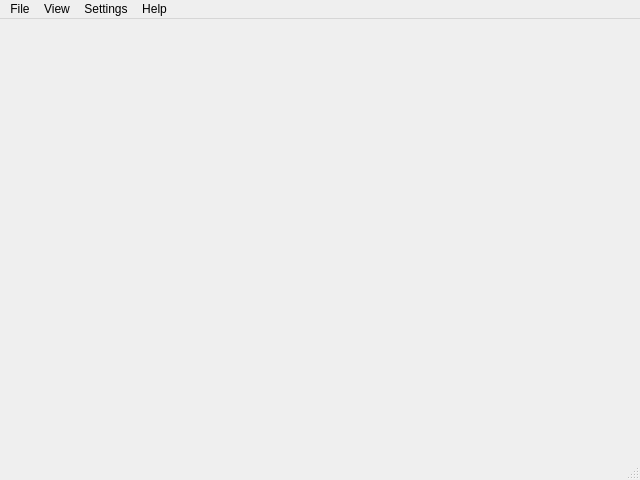
First picture: the form in src/window/mainwindow.ui, repository spirothdev/richcord, before the edit.
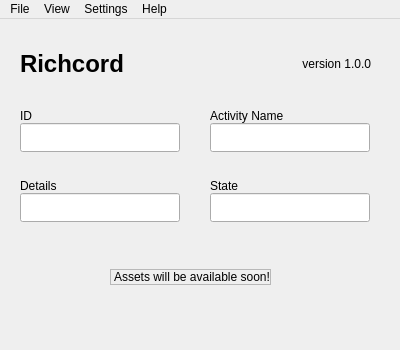
Second picture: the form after the edit.

Commit message: feat: Add basic activity connection

```diff
--- a/src/window/mainwindow.ui
+++ b/src/window/mainwindow.ui
@@ -6,22 +6,230 @@
    <rect>
     <x>0</x>
     <y>0</y>
-    <width>640</width>
-    <height>480</height>
+    <width>400</width>
+    <height>350</height>
    </rect>
   </property>
+  <property name="minimumSize">
+   <size>
+    <width>400</width>
+    <height>350</height>
+   </size>
+  </property>
+  <property name="maximumSize">
+   <size>
+    <width>400</width>
+    <height>350</height>
+   </size>
+  </property>
+  <property name="acceptDrops">
+   <bool>true</bool>
+  </property>
   <property name="windowTitle">
    <string>Richcord</string>
   </property>
   <widget class="QWidget" name="root">
-   <layout class="QVBoxLayout"/>
+   <widget class="QWidget" name="verticalLayoutWidget">
+    <property name="geometry">
+     <rect>
+      <x>20</x>
+      <y>90</y>
+      <width>160</width>
+      <height>43</height>
+     </rect>
+    </property>
+    <layout class="QVBoxLayout" name="idLayout">
+     <property name="spacing">
+      <number>0</number>
+     </property>
+     <item>
+      <widget class="QLabel" name="idLabel">
+       <property name="text">
+        <string>ID</string>
+       </property>
+      </widget>
+     </item>
+     <item>
+      <widget class="QLineEdit" name="idEdit">
+       <property name="sizePolicy">
+        <sizepolicy hsizetype="Expanding" vsizetype="Expanding">
+         <horstretch>0</horstretch>
+         <verstretch>0</verstretch>
+        </sizepolicy>
+       </property>
+       <property name="clearButtonEnabled">
+        <bool>true</bool>
+       </property>
+      </widget>
+     </item>
+    </layout>
+   </widget>
+   <widget class="QWidget" name="verticalLayoutWidget_2">
+    <property name="geometry">
+     <rect>
+      <x>210</x>
+      <y>90</y>
+      <width>160</width>
+      <height>43</height>
+     </rect>
+    </property>
+    <layout class="QVBoxLayout" name="nameLayout">
+     <property name="spacing">
+      <number>0</number>
+     </property>
+     <item>
+      <widget class="QLabel" name="nameLabel">
+       <property name="text">
+        <string>Activity Name</string>
+       </property>
+      </widget>
+     </item>
+     <item>
+      <widget class="QLineEdit" name="nameEdit">
+       <property name="sizePolicy">
+        <sizepolicy hsizetype="Expanding" vsizetype="Expanding">
+         <horstretch>0</horstretch>
+         <verstretch>0</verstretch>
+        </sizepolicy>
+       </property>
+       <property name="readOnly">
+        <bool>true</bool>
+       </property>
+      </widget>
+     </item>
+    </layout>
+   </widget>
+   <widget class="QWidget" name="verticalLayoutWidget_3">
+    <property name="geometry">
+     <rect>
+      <x>20</x>
+      <y>160</y>
+      <width>160</width>
+      <height>43</height>
+     </rect>
+    </property>
+    <layout class="QVBoxLayout" name="detailsLayout">
+     <property name="spacing">
+      <number>0</number>
+     </property>
+     <item>
+      <widget class="QLabel" name="detailsLabel">
+       <property name="text">
+        <string>Details</string>
+       </property>
+      </widget>
+     </item>
+     <item>
+      <widget class="QLineEdit" name="detailsEdit">
+       <property name="sizePolicy">
+        <sizepolicy hsizetype="Expanding" vsizetype="Expanding">
+         <horstretch>0</horstretch>
+         <verstretch>0</verstretch>
+        </sizepolicy>
+       </property>
+       <property name="clearButtonEnabled">
+        <bool>true</bool>
+       </property>
+      </widget>
+     </item>
+    </layout>
+   </widget>
+   <widget class="QWidget" name="verticalLayoutWidget_4">
+    <property name="geometry">
+     <rect>
+      <x>210</x>
+      <y>160</y>
+      <width>160</width>
+      <height>43</height>
+     </rect>
+    </property>
+    <layout class="QVBoxLayout" name="stateLayout">
+     <property name="spacing">
+      <number>0</number>
+     </property>
+     <item>
+      <widget class="QLabel" name="stateLabel">
+       <property name="text">
+        <string>State</string>
+       </property>
+      </widget>
+     </item>
+     <item>
+      <widget class="QLineEdit" name="stateEdit">
+       <property name="sizePolicy">
+        <sizepolicy hsizetype="Expanding" vsizetype="Expanding">
+         <horstretch>0</horstretch>
+         <verstretch>0</verstretch>
+        </sizepolicy>
+       </property>
+       <property name="clearButtonEnabled">
+        <bool>true</bool>
+       </property>
+      </widget>
+     </item>
+    </layout>
+   </widget>
+   <widget class="QLabel" name="comingSoon">
+    <property name="geometry">
+     <rect>
+      <x>110</x>
+      <y>250</y>
+      <width>161</width>
+      <height>16</height>
+     </rect>
+    </property>
+    <property name="frameShape">
+     <enum>QFrame::StyledPanel</enum>
+    </property>
+    <property name="text">
+     <string>Assets will be available soon!</string>
+    </property>
+   </widget>
+   <widget class="QWidget" name="horizontalLayoutWidget">
+    <property name="geometry">
+     <rect>
+      <x>20</x>
+      <y>19</y>
+      <width>351</width>
+      <height>51</height>
+     </rect>
+    </property>
+    <layout class="QHBoxLayout" name="headerLayout">
+     <property name="spacing">
+      <number>0</number>
+     </property>
+     <item>
+      <widget class="QLabel" name="headerTitle">
+       <property name="font">
+        <font>
+         <pointsize>18</pointsize>
+         <bold>true</bold>
+        </font>
+       </property>
+       <property name="text">
+        <string>Richcord</string>
+       </property>
+      </widget>
+     </item>
+     <item>
+      <widget class="QLabel" name="headerSubtitle">
+       <property name="text">
+        <string>version 1.0.0</string>
+       </property>
+       <property name="alignment">
+        <set>Qt::AlignRight|Qt::AlignTrailing|Qt::AlignVCenter</set>
+       </property>
+      </widget>
+     </item>
+    </layout>
+   </widget>
   </widget>
   <widget class="QMenuBar" name="menubar">
    <property name="geometry">
     <rect>
      <x>0</x>
      <y>0</y>
-     <width>640</width>
+     <width>400</width>
      <height>22</height>
     </rect>
    </property>
@@ -51,7 +259,11 @@
    <addaction name="menuSettings"/>
    <addaction name="menuHelp"/>
   </widget>
-  <widget class="QStatusBar" name="statusbar"/>
+  <widget class="QStatusBar" name="statusbar">
+   <property name="sizeGripEnabled">
+    <bool>false</bool>
+   </property>
+  </widget>
   <action name="aboutQt">
    <property name="checkable">
     <bool>false</bool>
```
The commit also changes 3 other files.
